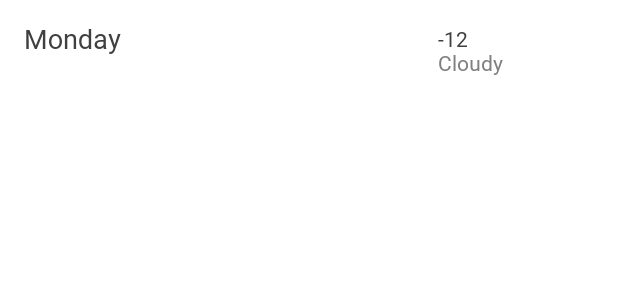
After one commit to karim-agha5/WeatherApp, an Android app: the layout daily_weather_item.xml on its own in the app's theme, with its tools: preview values and no code run, on a phone screen of 412 x 824 dp. The commit adds this screen. Shown: the top 300 px of the screen. Run offline under Robolectric (Android 15) with nearby library versions, the phone set to English and light mode, and no system bars; network calls fail.

Commit message:
add daily weather forecast

```diff
--- a/app/build.gradle
+++ b/app/build.gradle
@@ -1,6 +1,7 @@
 plugins {
     id 'com.android.application'
     id 'org.jetbrains.kotlin.android'
+    id 'org.jetbrains.kotlin.kapt'
 }
 
 android {
--- a/app/src/main/java/com/example/weatherapp/viewmodel/MainActivityViewModel.kt
+++ b/app/src/main/java/com/example/weatherapp/viewmodel/WeatherInfoViewModel.kt
@@ -10,7 +10,7 @@ import com.example.weatherapp.data.source.remote.service.RetrofitWeatherNetwork
 import kotlinx.coroutines.Dispatchers
 import kotlinx.coroutines.launch
 
-class MainActivityViewModel() : ViewModel(){
+class WeatherInfoViewModel() : ViewModel(){
 
     // Remove the WeatherRepository dependency and inject it later on
     private var weatherRepository = WeatherRepository(Dispatchers.IO,RetrofitWeatherNetwork)
--- a/app/src/main/res/layout/activity_main.xml
+++ b/app/src/main/res/layout/activity_main.xml
@@ -6,7 +6,7 @@
     <data>
         <variable
             name="viewmodel"
-            type="com.example.weatherapp.viewmodel.MainActivityViewModel" />
+            type="com.example.weatherapp.viewmodel.WeatherInfoViewModel" />
     </data>
 
     <androidx.drawerlayout.widget.DrawerLayout
@@ -24,7 +24,8 @@
             <com.google.android.material.appbar.AppBarLayout
                 android:id="@+id/app_bar_layout"
                 android:layout_width="match_parent"
-                android:layout_height="wrap_content">
+                android:layout_height="wrap_content"
+                app:elevation="0dp">
 
 
                 <com.google.android.material.appbar.CollapsingToolbarLayout
--- /dev/null
+++ b/app/src/main/res/layout/daily_weather_item.xml
@@ -0,0 +1,81 @@
+<?xml version="1.0" encoding="utf-8"?>
+<layout xmlns:android="http://schemas.android.com/apk/res/android"
+    xmlns:tools="http://schemas.android.com/tools"
+    xmlns:app="http://schemas.android.com/apk/res-auto">
+
+    <data>
+        <variable
+            name="dailyWeatherInfo"
+            type="com.example.weatherapp.data.source.remote.response.daily.DailyWeatherInfo" />
+
+        <variable
+            name="imageUrl"
+            type="String" />
+    </data>
+
+    <androidx.constraintlayout.widget.ConstraintLayout
+        android:layout_width="match_parent"
+        android:layout_height="wrap_content"
+        android:paddingVertical="16dp"
+        android:paddingLeft="16dp">
+
+        <TextView
+            android:id="@+id/tv_daily_weather_item_day"
+            android:layout_width="wrap_content"
+            android:layout_height="wrap_content"
+            tools:text="Monday"
+            android:textSize="18sp"
+            android:textColor="@color/dark_grey"
+            android:fontFamily="@font/noto_sans_sc_regular"
+            android:includeFontPadding="false"
+            app:layout_constraintStart_toStartOf="parent"
+            app:layout_constraintTop_toTopOf="parent" />
+
+
+
+        <TextView
+            android:id="@+id/tv_daily_weather_item_degree"
+            android:layout_width="wrap_content"
+            android:layout_height="wrap_content"
+            tools:text="-12"
+            android:textSize="14sp"
+            android:textColor="@color/dark_grey"
+            android:fontFamily="@font/noto_sans_sc_regular"
+            android:includeFontPadding="false"
+            app:layout_constraintTop_toTopOf="@id/tv_daily_weather_item_day"
+            app:layout_constraintBottom_toBottomOf="@id/tv_daily_weather_item_day"
+            app:layout_constraintStart_toStartOf="@id/tv_daily_weather_item_status"
+             />
+
+
+        <TextView
+            android:id="@+id/tv_daily_weather_item_status"
+            android:layout_width="80dp"
+            android:layout_height="wrap_content"
+            tools:text="Cloudy"
+            android:text="@{dailyWeatherInfo.component6().get(0).main}"
+            android:textSize="14sp"
+            android:textColor="@color/grey"
+            android:fontFamily="@font/noto_sans_sc_regular"
+            android:includeFontPadding="false"
+            app:layout_constraintTop_toBottomOf="@id/tv_daily_weather_item_degree"
+            app:layout_constraintEnd_toStartOf="@id/iv_daily_weather_item_icon"
+           />
+
+
+
+        <ImageView
+            android:id="@+id/iv_daily_weather_item_icon"
+            android:layout_width="40dp"
+            android:layout_height="40dp"
+            android:scaleType="centerCrop"
+            app:loadApiWeatherIcon="@{imageUrl}"
+            app:layout_constraintEnd_toEndOf="parent"
+            app:layout_constraintTop_toTopOf="@id/tv_daily_weather_item_status"
+            app:layout_constraintBottom_toBottomOf="@id/tv_daily_weather_item_status"
+            />
+
+
+
+    </androidx.constraintlayout.widget.ConstraintLayout>
+</layout>
--- a/app/src/main/res/values/colors.xml
+++ b/app/src/main/res/values/colors.xml
@@ -13,5 +13,6 @@
     <color name="white_98_brightness">#F7F7F7</color>
     <color name="white_80_brightness">#CCCCCC</color>
     <color name="grey">#808080</color>
+    <color name="dark_grey">#404040</color>
 
 </resources>
--- a/app/src/main/res/values/themes.xml
+++ b/app/src/main/res/values/themes.xml
@@ -2,7 +2,7 @@
     <!-- Base application theme. -->
     <style name="Theme.WeatherApp" parent="Theme.MaterialComponents.DayNight.NoActionBar">
         <!-- Primary brand color. -->
-        <item name="colorPrimary">@color/purple_500</item>
+        <item name="colorPrimary">@color/white_80_brightness</item>
         <item name="colorPrimaryVariant">@color/purple_700</item>
         <item name="colorOnPrimary">@color/white</item>
         <!-- Secondary brand color. -->
```
Also changed, not shown: app/src/main/java/com/example/weatherapp/Utils.kt (added, +43 -0 lines), app/src/main/java/com/example/weatherapp/data/source/remote/service/RetrofitWeatherNetwork.kt (+7 -1 lines), app/src/main/java/com/example/weatherapp/ui/activity/MainActivity.kt (+8 -22 lines), app/src/main/java/com/example/weatherapp/ui/adapter/DailyWeatherAdapter.kt (added, +55 -0 lines), app/src/main/java/com/example/weatherapp/ui/fragment/FirstFragment.kt (+32 -3 lines), app/src/main/res/layout/fragment_first.xml (+21 -16 lines).
